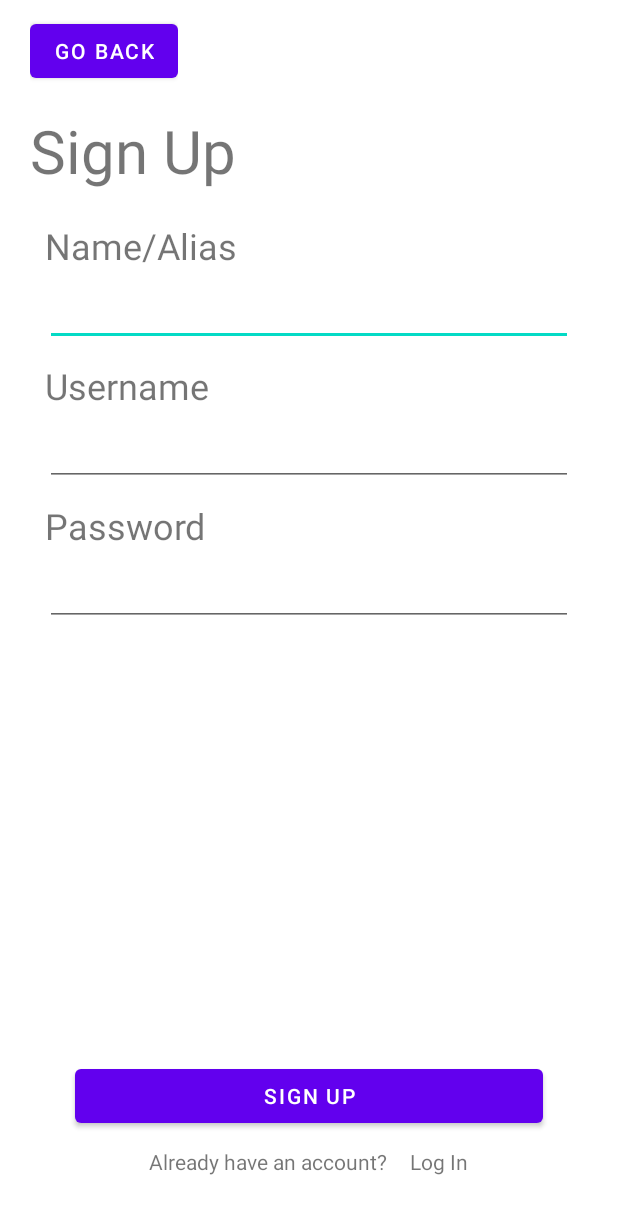
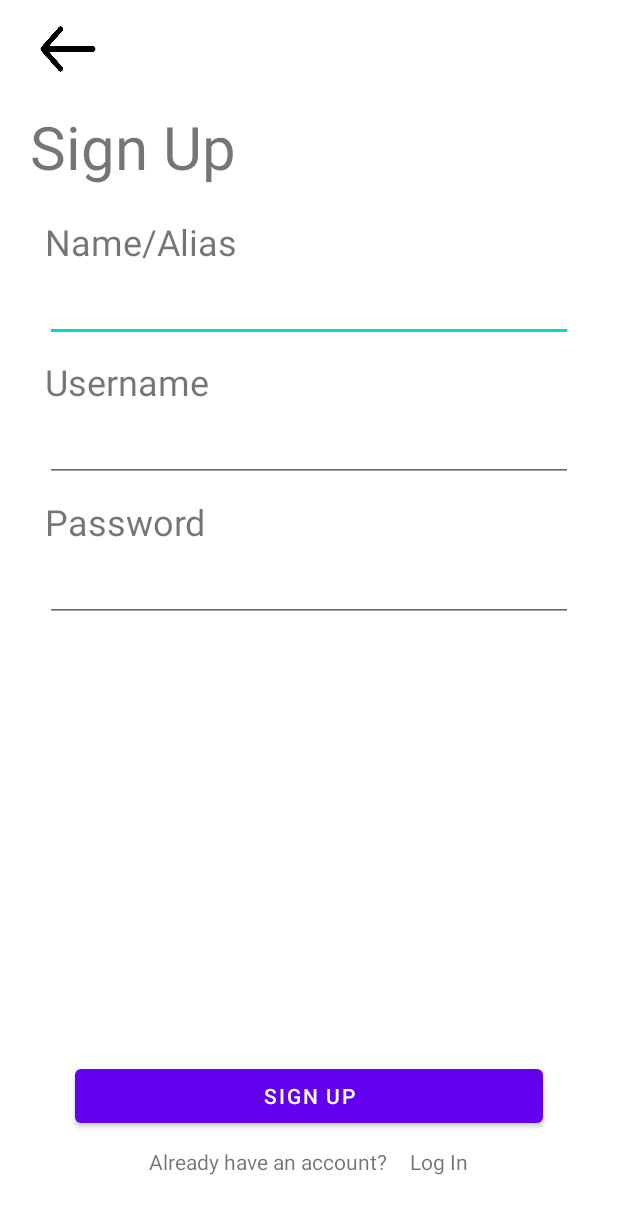
Before and after one commit to CMPUT301F21T03/Alpha-Apps, an Android app: the screen it shows after launch (SignUp), after a tap on "Sign up", on a phone screen of 412 x 824 dp. Shown: the top 1214 px of the screen. Run offline under Robolectric (Android 15) with nearby library versions, the light colour scheme and no system bars; our stand-ins replace Firebase (no records; nobody signed in at launch, a user with empty details on screens opened directly).

Commit message:
Update UI for back button

```diff
--- a/app/src/main/java/com/example/habitapp/Fragments/GoBack.java
+++ b/app/src/main/java/com/example/habitapp/Fragments/GoBack.java
@@ -21,6 +21,7 @@
 import android.view.View;
 import android.view.ViewGroup;
 import android.widget.Button;
+import android.widget.ImageButton;
 
 import androidx.annotation.NonNull;
 import androidx.fragment.app.Fragment;
@@ -38,7 +39,7 @@
     @Override
     public void onViewCreated(@NonNull View view, Bundle savedInstanceState) {
         // sets a listener for when the button is clicked
-        Button goBackButton = view.findViewById(R.id.go_to_last_page);
+        ImageButton goBackButton = view.findViewById(R.id.go_to_last_page);
         goBackButton.setOnClickListener(this::goBackButtonPressed);
 
     }
--- a/app/src/main/res/layout/go_back.xml
+++ b/app/src/main/res/layout/go_back.xml
@@ -3,13 +3,17 @@
     xmlns:app="http://schemas.android.com/apk/res-auto"
     xmlns:tools="http://schemas.android.com/tools"
     android:layout_width="match_parent"
-    android:layout_height="match_parent">
+    android:layout_height="match_parent"
+    android:layout_marginStart="5dp">
 
-    <Button
+    <ImageButton
         android:id="@+id/go_to_last_page"
-        android:layout_width="wrap_content"
-        android:layout_height="wrap_content"
-        android:text="Go Back"
+        android:layout_width="40dp"
+        android:layout_height="45dp"
+        android:layout_marginStart="5dp"
+        android:background="@drawable/back"
+        android:focusable="false"
+        android:scaleType="fitXY"
         app:layout_constraintBottom_toBottomOf="parent"
         app:layout_constraintEnd_toEndOf="parent"
         app:layout_constraintStart_toStartOf="parent"
```
Also changed, not shown: app/src/main/res/drawable/back.png (added).
